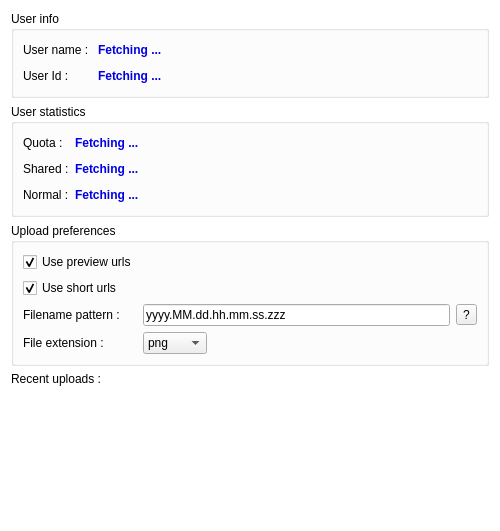
Above: Plugin Examples/Dropbox/DBXConfig.ui from Globidev/ClipboardOne before the change. Below: the same form after it.
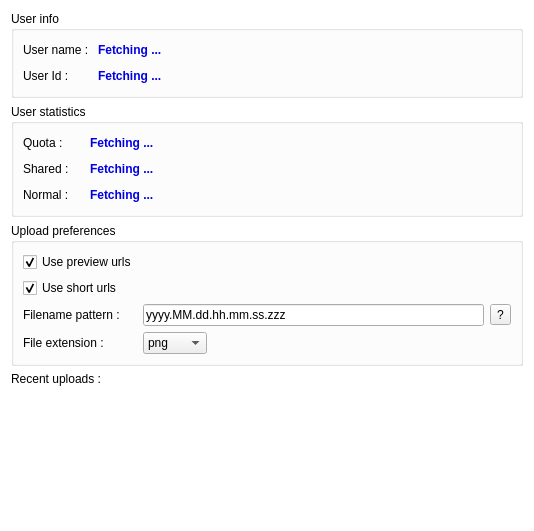
That is the form after the change.

```diff
--- a/Plugin Examples/Dropbox/DBXConfig.ui
+++ b/Plugin Examples/Dropbox/DBXConfig.ui
@@ -6,7 +6,7 @@
    <rect>
     <x>0</x>
     <y>0</y>
-    <width>500</width>
+    <width>530</width>
     <height>500</height>
    </rect>
   </property>
@@ -177,6 +177,12 @@
      <layout class="QGridLayout" name="gridLayout_3">
       <item row="0" column="0">
        <widget class="QLabel" name="label_5">
+        <property name="minimumSize">
+         <size>
+          <width>61</width>
+          <height>0</height>
+         </size>
+        </property>
         <property name="text">
          <string>Quota :</string>
         </property>
@@ -555,7 +561,7 @@
     <widget class="QWidget" name="widget" native="true">
      <property name="minimumSize">
       <size>
-       <width>0</width>
+       <width>512</width>
        <height>128</height>
       </size>
      </property>
```
